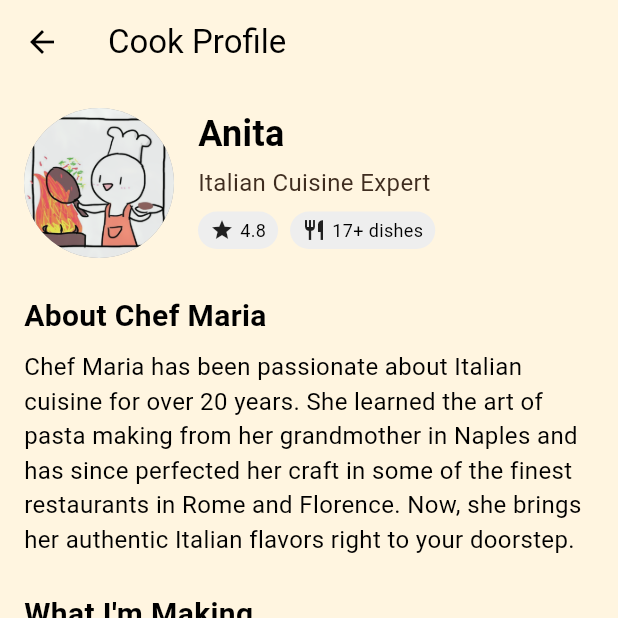
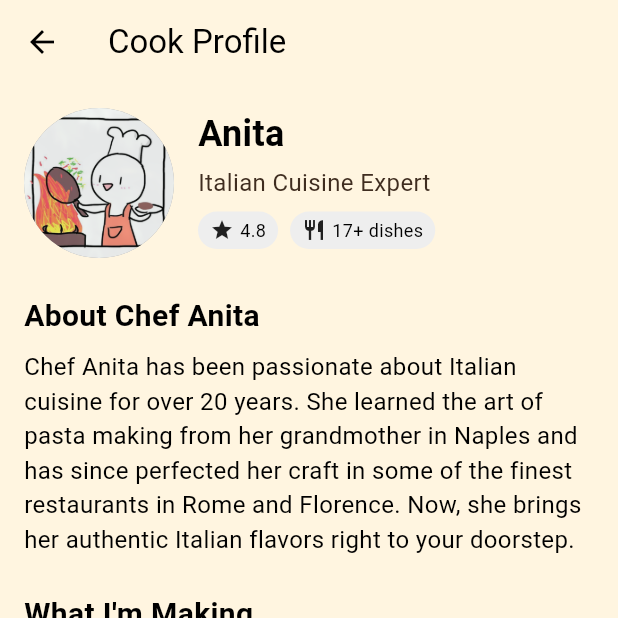
Before and after one commit to Campus-Dabba/campus_dabba_mobile, a Flutter app: the CookProfileScreen screen opened directly, on a phone screen of 412 x 824 dp, the top half of it. Run offline on Flutter 3.47's test engine with Material 3 defaults, Android fonts, the phone set to English and light mode, and no system bars; our stand-ins replace animate_do, dots_indicator, firebase_auth, firebase_core, shared_preferences, simple_animations; accounts and stored records are empty.

Commit message:
README and src

```diff
--- a/lib/screen/cook_profile.dart
+++ b/lib/screen/cook_profile.dart
@@ -93,12 +93,12 @@ class CookProfileScreen extends StatelessWidget {
       crossAxisAlignment: CrossAxisAlignment.start,
       children: [
         Text(
-          'About Chef Maria',
+          'About Chef Anita',
           style: TextStyle(fontSize: 20, fontWeight: FontWeight.bold),
         ),
         SizedBox(height: 8),
         Text(
-          'Chef Maria has been passionate about Italian cuisine for over 20 years. '
+          'Chef Anita has been passionate about Italian cuisine for over 20 years. '
           'She learned the art of pasta making from her grandmother in Naples and '
           'has since perfected her craft in some of the finest restaurants in Rome and Florence. '
           'Now, she brings her authentic Italian flavors right to your doorstep.',
```
Also changed, not shown: src/ss_01.png (added), src/ss_02.png (added), src/ss_03.png (added), src/ss_04.png (added), 1 other file.
